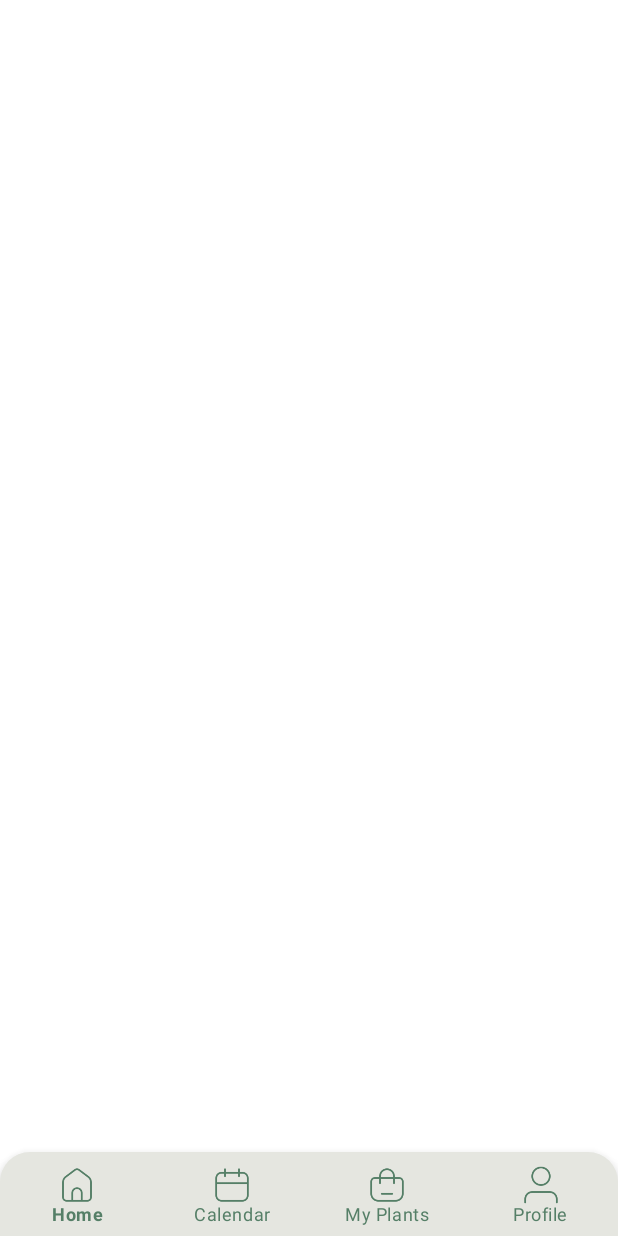
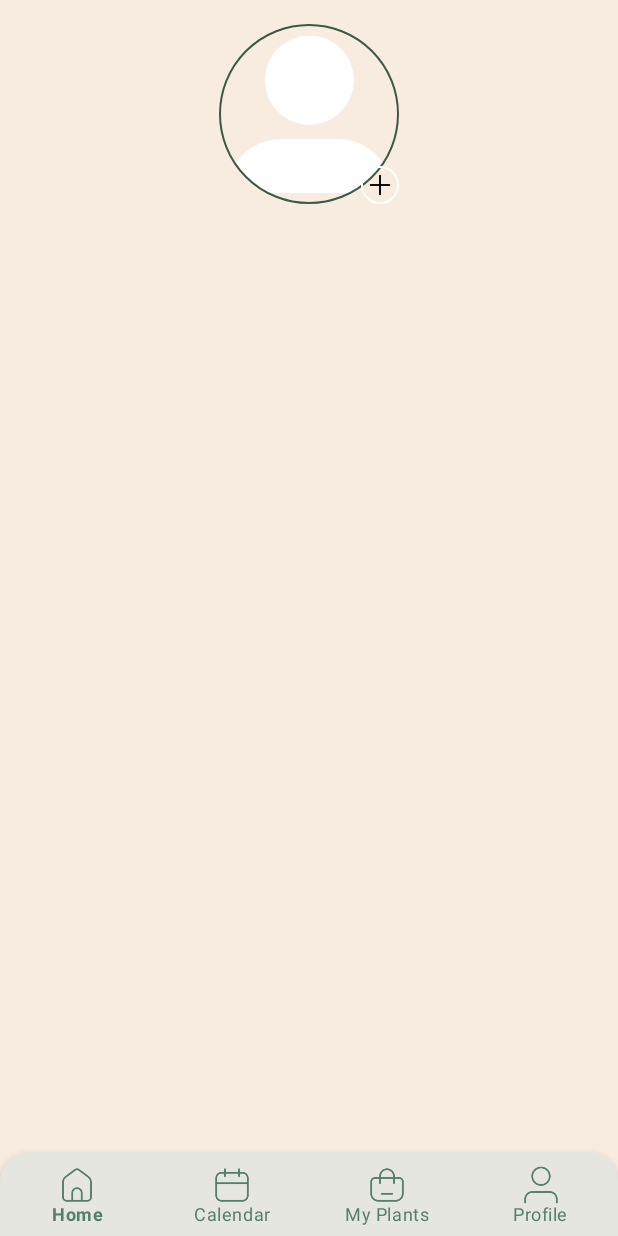
Before and after one commit to JhonatanNeves/appPlantery, an Android app: the screen it shows after launch (MainActivity), on a phone screen of 412 x 824 dp. Run offline under Robolectric (Android 15) with nearby library versions, the phone set to English and light mode, and no system bars; our stand-ins replace CircleImageView.

Commit message:
feat-bottom-navigation-view

```diff
--- a/app/build.gradle
+++ b/app/build.gradle
@@ -41,6 +41,9 @@ dependencies {
     implementation 'androidx.appcompat:appcompat:1.6.1'
     implementation 'com.google.android.material:material:1.9.0'
     implementation 'androidx.constraintlayout:constraintlayout:2.1.4'
+
+    implementation 'de.hdodenhof:circleimageview:3.1.0'
+
     testImplementation 'junit:junit:4.13.2'
     androidTestImplementation 'androidx.test.ext:junit:1.1.5'
     androidTestImplementation 'androidx.test.espresso:espresso-core:3.5.1'
--- /dev/null
+++ b/app/src/main/java/com/example/appplantery/profile/view/FragmentProfile.kt
@@ -0,0 +1,20 @@
+package com.example.appplantery.profile.view
+
+import android.os.Bundle
+import android.view.LayoutInflater
+import android.view.View
+import android.view.ViewGroup
+import androidx.fragment.app.Fragment
+import com.example.appplantery.R
+
+class FragmentProfile : Fragment(){
+
+    override fun onCreateView(
+        inflater: LayoutInflater,
+        container: ViewGroup?,
+        savedInstanceState: Bundle?
+    ): View? {
+        return inflater.inflate(R.layout.fragment_profile, container, false)
+    }
+
+}
--- a/app/src/main/res/layout/activity_main.xml
+++ b/app/src/main/res/layout/activity_main.xml
@@ -4,25 +4,33 @@
     xmlns:tools="http://schemas.android.com/tools"
     android:layout_width="match_parent"
     android:layout_height="match_parent"
-    tools:context=".main.view.MainActivity"
-    >
+    android:background="@color/beige_light"
+    tools:context=".main.view.MainActivity">
+
+    <fragment
+        android:id="@+id/main_fragment"
+        tools:layout="@layout/fragment_profile"
+        app:layout_constraintBottom_toTopOf="@id/main_bottom_nav"
+        app:layout_constraintTop_toTopOf="parent"
+        android:name="com.example.appplantery.profile.view.FragmentProfile"
+        android:layout_width="match_parent"
+        android:layout_height="0dp" />
 
     <com.google.android.material.bottomnavigation.BottomNavigationView
+        android:id="@+id/main_bottom_nav"
         android:layout_width="match_parent"
-        android:id="@+id/main_bottom_nav"
-        app:layout_constraintBottom_toBottomOf="parent"
-        app:layout_constraintStart_toStartOf="parent"
-        app:layout_constraintEnd_toEndOf="parent"
+        android:layout_height="wrap_content"
+        android:background="@drawable/background_menu_nav_view"
+        app:itemIconSize="28dp"
         app:itemIconTint="@color/green_primary"
-        app:menu="@menu/menu_button_nav"
-        app:itemIconSize="28dp"
+        app:itemRippleColor="@null"
         app:itemTextColor="@color/green_primary"
         app:labelVisibilityMode="labeled"
-        app:itemRippleColor="@null"
-        android:layout_height="wrap_content"
-        android:background="@drawable/background_menu_nav_view"
-        />
+        app:layout_constraintBottom_toBottomOf="parent"
+        app:layout_constraintEnd_toEndOf="parent"
+        app:layout_constraintStart_toStartOf="parent"
+        app:menu="@menu/menu_button_nav" />
 
 </androidx.constraintlayout.widget.ConstraintLayout>
 
-<!--    app:labelVisibilityMode="unlabeled"-->
+    <!--    app:labelVisibilityMode="unlabeled"-->
--- /dev/null
+++ b/app/src/main/res/layout/fragment_profile.xml
@@ -0,0 +1,33 @@
+<?xml version="1.0" encoding="utf-8"?>
+<androidx.constraintlayout.widget.ConstraintLayout xmlns:android="http://schemas.android.com/apk/res/android"
+    android:layout_width="match_parent"
+    android:layout_height="match_parent"
+    xmlns:tools="http://schemas.android.com/tools"
+    xmlns:app="http://schemas.android.com/apk/res-auto"
+    android:background="@color/beige_light"
+    tools:showIn="@layout/activity_main">
+
+    <de.hdodenhof.circleimageview.CircleImageView
+        android:id="@+id/profile_img_icon"
+        android:src="@drawable/ic_insta_profile_thin"
+        app:civ_circle_background_color="@color/green_darker"
+        app:civ_border_color="@color/green_darker"
+        app:civ_border_width="1dp"
+        app:layout_constraintTop_toTopOf="parent"
+        app:layout_constraintStart_toStartOf="parent"
+        app:layout_constraintEnd_toEndOf="parent"
+        android:layout_marginTop="16dp"
+        android:layout_width="120dp"
+        android:layout_height="120dp"/>
+
+    <de.hdodenhof.circleimageview.CircleImageView
+        android:src="@drawable/ic_plantery_add_profile"
+        app:civ_circle_background_color="@color/green_darker"
+        app:civ_border_color="@color/white"
+        app:civ_border_width="1dp"
+        android:layout_width="25dp"
+        android:layout_height="25dp"
+        app:layout_constraintEnd_toEndOf="@id/profile_img_icon"
+        app:layout_constraintBottom_toBottomOf="@id/profile_img_icon"/>
+
+</androidx.constraintlayout.widget.ConstraintLayout>
```
Also changed, not shown: app/src/main/res/drawable/ic_plantery_add_profile.png (added).
